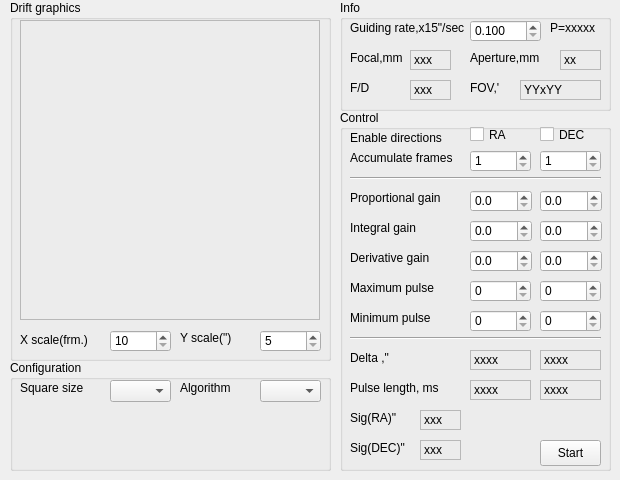
Above: kstars/ekos/guide/guider.ui from KDE/kstars before the change. Below: the same form after it.
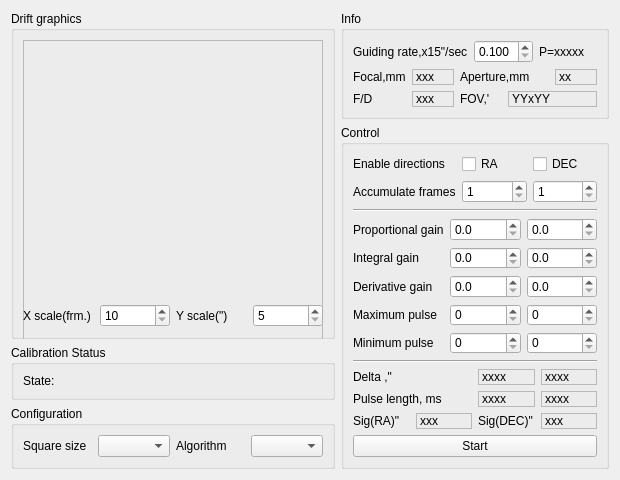
That is the form after the change.

Commit message: Significant improvements to the auto focuser algorithm to use a combination of V curve calculations in addition to iterative steps to reach optimal focus. This was tested in many different configurations with my RoboFocus and QSI CCD with very good results.

Patch:
```diff
--- a/kstars/ekos/guide/guider.ui
+++ b/kstars/ekos/guide/guider.ui
@@ -25,62 +25,35 @@
   <property name="windowTitle">
    <string>Guiding</string>
   </property>
+  <layout class="QHBoxLayout" name="horizontalLayout_8">
+   <item>
+    <layout class="QVBoxLayout" name="verticalLayout_4">
+     <item>
   <widget class="QGroupBox" name="groupBox_Drift">
-   <property name="geometry">
-    <rect>
-     <x>10</x>
-     <y>0</y>
-     <width>321</width>
-     <height>361</height>
-    </rect>
-   </property>
    <property name="title">
     <string>Drift graphics</string>
    </property>
-   <widget class="QSpinBox" name="spinBox_XScale">
-    <property name="geometry">
-     <rect>
-      <x>100</x>
-      <y>330</y>
-      <width>61</width>
-      <height>22</height>
-     </rect>
-    </property>
-    <property name="minimum">
-     <number>10</number>
-    </property>
-   </widget>
-   <widget class="QSpinBox" name="spinBox_YScale">
-    <property name="geometry">
-     <rect>
-      <x>250</x>
-      <y>330</y>
-      <width>61</width>
-      <height>22</height>
-     </rect>
-    </property>
-    <property name="minimum">
-     <number>5</number>
-    </property>
-    <property name="maximum">
-     <number>30</number>
-    </property>
-    <property name="singleStep">
-     <number>5</number>
-    </property>
-    <property name="value">
-     <number>5</number>
-    </property>
-   </widget>
+       <layout class="QVBoxLayout" name="verticalLayout_3">
+        <item>
+         <widget class="QFrame" name="frame_Graph">
+          <property name="minimumSize">
+           <size>
+            <width>300</width>
+            <height>300</height>
+           </size>
+          </property>
+          <property name="frameShape">
+           <enum>QFrame::StyledPanel</enum>
+          </property>
+          <property name="frameShadow">
+           <enum>QFrame::Raised</enum>
+          </property>
+         </widget>
+        </item>
+        <item>
+         <layout class="QHBoxLayout" name="horizontalLayout_7">
+          <item>
    <widget class="QLabel" name="l_1">
-    <property name="geometry">
-     <rect>
-      <x>10</x>
-      <y>330</y>
-      <width>81</width>
-      <height>20</height>
-     </rect>
-    </property>
     <property name="text">
      <string>X scale(frm.)</string>
     </property>
@@ -88,57 +61,108 @@
      <number>0</number>
     </property>
    </widget>
+          </item>
+          <item>
+           <widget class="QSpinBox" name="spinBox_XScale">
+            <property name="minimum">
+             <number>10</number>
+            </property>
+           </widget>
+          </item>
+          <item>
    <widget class="QLabel" name="l_2">
-    <property name="geometry">
-     <rect>
-      <x>170</x>
-      <y>330</y>
-      <width>61</width>
-      <height>16</height>
-     </rect>
-    </property>
     <property name="text">
      <string>Y scale(&quot;)</string>
     </property>
    </widget>
-   <widget class="QFrame" name="frame_Graph">
-    <property name="geometry">
-     <rect>
-      <x>10</x>
-      <y>20</y>
-      <width>300</width>
-      <height>300</height>
-     </rect>
-    </property>
-    <property name="frameShape">
-     <enum>QFrame::StyledPanel</enum>
-    </property>
-    <property name="frameShadow">
-     <enum>QFrame::Raised</enum>
-    </property>
-   </widget>
-  </widget>
+          </item>
+          <item>
+           <widget class="QSpinBox" name="spinBox_YScale">
+            <property name="minimum">
+             <number>5</number>
+            </property>
+            <property name="maximum">
+             <number>30</number>
+            </property>
+            <property name="singleStep">
+             <number>5</number>
+            </property>
+            <property name="value">
+             <number>5</number>
+            </property>
+           </widget>
+          </item>
+         </layout>
+        </item>
+       </layout>
+      </widget>
+     </item>
+     <item>
+      <widget class="QGroupBox" name="groupBox_4">
+       <property name="title">
+        <string>Calibration Status</string>
+       </property>
+       <layout class="QVBoxLayout" name="verticalLayout_6">
+        <item>
+         <widget class="QLabel" name="l_RStatus">
+          <property name="text">
+           <string>State:</string>
+          </property>
+         </widget>
+        </item>
+       </layout>
+      </widget>
+     </item>
+     <item>
+      <widget class="QGroupBox" name="groupBox_Configuration">
+       <property name="title">
+        <string>Configuration</string>
+       </property>
+       <layout class="QHBoxLayout" name="horizontalLayout_6">
+        <item>
+         <widget class="QLabel" name="l_18">
+          <property name="text">
+           <string>Square size</string>
+          </property>
+         </widget>
+        </item>
+        <item>
+         <widget class="QComboBox" name="comboBox_SquareSize"/>
+        </item>
+        <item>
+         <widget class="QLabel" name="l_19">
+          <property name="text">
+           <string>Algorithm</string>
+          </property>
+         </widget>
+        </item>
+        <item>
+         <widget class="QComboBox" name="comboBox_ThresholdAlg"/>
+        </item>
+       </layout>
+      </widget>
+     </item>
+    </layout>
+   </item>
+   <item>
+    <layout class="QVBoxLayout" name="verticalLayout_5">
+     <item>
   <widget class="QGroupBox" name="groupBox_Info">
-   <property name="geometry">
-    <rect>
-     <x>340</x>
-     <y>0</y>
-     <width>271</width>
-     <height>111</height>
-    </rect>
-   </property>
    <property name="title">
     <string>Info</string>
    </property>
+       <layout class="QVBoxLayout" name="verticalLayout">
+        <item>
+         <layout class="QHBoxLayout" name="horizontalLayout_5">
+          <item>
+           <widget class="QLabel" name="l_3">
+            <property name="text">
+             <string>Guiding rate,x15&quot;/sec</string>
+            </property>
+           </widget>
+          </item>
+          <item>
    <widget class="QDoubleSpinBox" name="spinBox_GuideRate">
-    <property name="geometry">
-     <rect>
-      <x>130</x>
-      <y>20</y>
-      <width>71</width>
-      <height>22</height>
-     </rect>
-    </property>
     <property name="decimals">
      <number>3</number>
     </property>
@@ -152,501 +176,324 @@
      <double>0.100000000000000</double>
     </property>
    </widget>
-   <widget class="QLabel" name="l_Focal">
-    <property name="geometry">
-     <rect>
-      <x>70</x>
-      <y>50</y>
-      <width>41</width>
-      <height>20</height>
-     </rect>
-    </property>
-    <property name="frameShape">
-     <enum>QFrame::StyledPanel</enum>
-    </property>
-    <property name="frameShadow">
-     <enum>QFrame::Sunken</enum>
-    </property>
+          </item>
+          <item>
+           <widget class="QLabel" name="l_RecommendedGain">
     <property name="text">
-     <string>xxx</string>
-    </property>
-    <property name="scaledContents">
-     <bool>false</bool>
-    </property>
-    <property name="alignment">
-     <set>Qt::AlignLeading|Qt::AlignLeft|Qt::AlignVCenter</set>
-    </property>
-   </widget>
-   <widget class="QLabel" name="l_Aperture">
-    <property name="geometry">
-     <rect>
-      <x>220</x>
-      <y>50</y>
-      <width>41</width>
-      <height>20</height>
-     </rect>
-    </property>
-    <property name="frameShape">
-     <enum>QFrame::StyledPanel</enum>
-    </property>
-    <property name="frameShadow">
-     <enum>QFrame::Sunken</enum>
-    </property>
-    <property name="text">
-     <string>xx</string>
-    </property>
-    <property name="alignment">
-     <set>Qt::AlignLeading|Qt::AlignLeft|Qt::AlignVCenter</set>
-    </property>
-   </widget>
-   <widget class="QLabel" name="l_FbyD">
-    <property name="geometry">
-     <rect>
-      <x>70</x>
-      <y>80</y>
-      <width>41</width>
-      <height>20</height>
-     </rect>
-    </property>
-    <property name="frameShape">
-     <enum>QFrame::StyledPanel</enum>
-    </property>
-    <property name="frameShadow">
-     <enum>QFrame::Sunken</enum>
-    </property>
-    <property name="text">
-     <string>xxx</string>
-    </property>
-    <property name="alignment">
-     <set>Qt::AlignLeading|Qt::AlignLeft|Qt::AlignVCenter</set>
-    </property>
-   </widget>
-   <widget class="QLabel" name="l_FOV">
-    <property name="geometry">
-     <rect>
-      <x>180</x>
-      <y>80</y>
-      <width>81</width>
-      <height>20</height>
-     </rect>
-    </property>
-    <property name="frameShape">
-     <enum>QFrame::StyledPanel</enum>
-    </property>
-    <property name="frameShadow">
-     <enum>QFrame::Sunken</enum>
-    </property>
-    <property name="text">
-     <string>YYxYY</string>
-    </property>
-    <property name="alignment">
-     <set>Qt::AlignLeading|Qt::AlignLeft|Qt::AlignVCenter</set>
-    </property>
-   </widget>
-   <widget class="QLabel" name="l_3">
-    <property name="geometry">
-     <rect>
-      <x>10</x>
-      <y>20</y>
-      <width>121</width>
-      <height>16</height>
-     </rect>
-    </property>
-    <property name="text">
-     <string>Guiding rate,x15&quot;/sec</string>
-    </property>
-   </widget>
+             <string>P=xxxxx</string>
+            </property>
+           </widget>
+          </item>
+         </layout>
+        </item>
+        <item>
+         <layout class="QGridLayout" name="gridLayout_4">
+          <item row="0" column="0">
    <widget class="QLabel" name="l_5">
-    <property name="geometry">
-     <rect>
-      <x>10</x>
-      <y>50</y>
-      <width>54</width>
-      <height>16</height>
-     </rect>
-    </property>
     <property name="text">
      <string>Focal,mm</string>
     </property>
    </widget>
+          </item>
+          <item row="0" column="1">
+           <widget class="QLabel" name="l_Focal">
+            <property name="frameShape">
+             <enum>QFrame::StyledPanel</enum>
+            </property>
+            <property name="frameShadow">
+             <enum>QFrame::Sunken</enum>
+            </property>
+            <property name="text">
+             <string>xxx</string>
+            </property>
+            <property name="scaledContents">
+             <bool>false</bool>
+            </property>
+            <property name="alignment">
+             <set>Qt::AlignLeading|Qt::AlignLeft|Qt::AlignVCenter</set>
+            </property>
+           </widget>
+          </item>
+          <item row="0" column="2" colspan="2">
    <widget class="QLabel" name="l_6">
-    <property name="geometry">
-     <rect>
-      <x>130</x>
-      <y>50</y>
-      <width>81</width>
-      <height>16</height>
-     </rect>
-    </property>
     <property name="text">
      <string>Aperture,mm</string>
     </property>
    </widget>
+          </item>
+          <item row="0" column="4">
+           <widget class="QLabel" name="l_Aperture">
+            <property name="frameShape">
+             <enum>QFrame::StyledPanel</enum>
+            </property>
+            <property name="frameShadow">
+             <enum>QFrame::Sunken</enum>
+            </property>
+            <property name="text">
+             <string>xx</string>
+            </property>
+            <property name="alignment">
+             <set>Qt::AlignLeading|Qt::AlignLeft|Qt::AlignVCenter</set>
+            </property>
+           </widget>
+          </item>
+          <item row="1" column="0">
    <widget class="QLabel" name="l_7">
-    <property name="geometry">
-     <rect>
-      <x>10</x>
-      <y>80</y>
-      <width>31</width>
-      <height>16</height>
-     </rect>
-    </property>
     <property name="text">
      <string>F/D</string>
     </property>
    </widget>
+          </item>
+          <item row="1" column="1">
+           <widget class="QLabel" name="l_FbyD">
+            <property name="frameShape">
+             <enum>QFrame::StyledPanel</enum>
+            </property>
+            <property name="frameShadow">
+             <enum>QFrame::Sunken</enum>
+            </property>
+            <property name="text">
+             <string>xxx</string>
+            </property>
+            <property name="alignment">
+             <set>Qt::AlignLeading|Qt::AlignLeft|Qt::AlignVCenter</set>
+            </property>
+           </widget>
+          </item>
+          <item row="1" column="2">
    <widget class="QLabel" name="l_8">
-    <property name="geometry">
-     <rect>
-      <x>130</x>
-      <y>80</y>
-      <width>41</width>
-      <height>16</height>
-     </rect>
-    </property>
     <property name="text">
      <string>FOV,'</string>
     </property>
    </widget>
-   <widget class="QLabel" name="l_RecommendedGain">
-    <property name="geometry">
-     <rect>
-      <x>210</x>
-      <y>20</y>
-      <width>50</width>
-      <height>16</height>
-     </rect>
+          </item>
+          <item row="1" column="3" colspan="2">
+           <widget class="QLabel" name="l_FOV">
+            <property name="frameShape">
+             <enum>QFrame::StyledPanel</enum>
+            </property>
+            <property name="frameShadow">
+             <enum>QFrame::Sunken</enum>
     </property>
     <property name="text">
-     <string>P=xxxxx</string>
-    </property>
-   </widget>
-  </widget>
+             <string>YYxYY</string>
+            </property>
+            <property name="alignment">
+             <set>Qt::AlignLeading|Qt::AlignLeft|Qt::AlignVCenter</set>
+            </property>
+           </widget>
+          </item>
+         </layout>
+        </item>
+       </layout>
+      </widget>
+     </item>
+     <item>
   <widget class="QGroupBox" name="groupBox_Control">
-   <property name="geometry">
-    <rect>
-     <x>340</x>
-     <y>110</y>
-     <width>271</width>
-     <height>361</height>
-    </rect>
-   </property>
    <property name="title">
     <string>Control</string>
    </property>
-   <widget class="QSpinBox" name="spinBox_AccFramesRA">
-    <property name="geometry">
-     <rect>
-      <x>130</x>
-      <y>40</y>
-      <width>61</width>
-      <height>22</height>
-     </rect>
-    </property>
-    <property name="minimum">
-     <number>1</number>
-    </property>
-   </widget>
-   <widget class="QSpinBox" name="spinBox_AccFramesDEC">
-    <property name="geometry">
-     <rect>
-      <x>200</x>
-      <y>40</y>
-      <width>61</width>
-      <height>22</height>
-     </rect>
-    </property>
-    <property name="minimum">
-     <number>1</number>
-    </property>
-   </widget>
+       <layout class="QVBoxLayout" name="verticalLayout_2">
+        <item>
+         <layout class="QGridLayout" name="gridLayout_3">
+          <item row="0" column="0">
+           <widget class="QLabel" name="l_9">
+            <property name="text">
+             <string>Enable directions</string>
+            </property>
+           </widget>
+          </item>
+          <item row="0" column="1">
    <widget class="QCheckBox" name="checkBox_DirRA">
-    <property name="geometry">
-     <rect>
-      <x>130</x>
-      <y>14</y>
-      <width>66</width>
-      <height>21</height>
-     </rect>
-    </property>
     <property name="text">
      <string>RA</string>
     </property>
    </widget>
+          </item>
+          <item row="0" column="2">
    <widget class="QCheckBox" name="checkBox_DirDEC">
-    <property name="geometry">
-     <rect>
-      <x>200</x>
-      <y>14</y>
-      <width>61</width>
-      <height>21</height>
-     </rect>
-    </property>
     <property name="text">
      <string>DEC</string>
     </property>
    </widget>
-   <widget class="Line" name="line">
-    <property name="geometry">
-     <rect>
-      <x>10</x>
-      <y>60</y>
-      <width>251</width>
-      <height>16</height>
-     </rect>
-    </property>
-    <property name="orientation">
-     <enum>Qt::Horizontal</enum>
-    </property>
-   </widget>
-   <widget class="QDoubleSpinBox" name="spinBox_PropGainRA">
-    <property name="geometry">
-     <rect>
-      <x>130</x>
-      <y>80</y>
-      <width>62</width>
-      <height>22</height>
-     </rect>
-    </property>
-    <property name="decimals">
-     <number>1</number>
-    </property>
-    <property name="maximum">
-     <double>1000.000000000000000</double>
-    </property>
-   </widget>
-   <widget class="QDoubleSpinBox" name="spinBox_PropGainDEC">
-    <property name="geometry">
-     <rect>
-      <x>200</x>
-      <y>80</y>
-      <width>62</width>
-      <height>22</height>
-     </rect>
-    </property>
-    <property name="decimals">
-     <number>1</number>
-    </property>
-    <property name="maximum">
-     <double>1000.000000000000000</double>
-    </property>
-   </widget>
-   <widget class="QDoubleSpinBox" name="spinBox_IntGainRA">
-    <property name="geometry">
-     <rect>
-      <x>130</x>
-      <y>110</y>
-      <width>62</width>
-      <height>22</height>
-     </rect>
-    </property>
-    <property name="decimals">
-     <number>1</number>
-    </property>
-    <property name="maximum">
-     <double>1000.000000000000000</double>
-    </property>
-   </widget>
-   <widget class="QDoubleSpinBox" name="spinBox_IntGainDEC">
-    <property name="geometry">
-     <rect>
-      <x>200</x>
-      <y>110</y>
-      <width>62</width>
-      <height>22</height>
-     </rect>
-    </property>
-    <property name="decimals">
-     <number>1</number>
-    </property>
-    <property name="maximum">
-     <double>1000.000000000000000</double>
-    </property>
-   </widget>
-   <widget class="QDoubleSpinBox" name="spinBox_DerGainRA">
-    <property name="geometry">
-     <rect>
-      <x>130</x>
-      <y>140</y>
-      <width>62</width>
-      <height>22</height>
-     </rect>
-    </property>
-    <property name="decimals">
-     <number>1</number>
-    </property>
-    <property name="maximum">
-     <double>1000.000000000000000</double>
-    </property>
-   </widget>
-   <widget class="QDoubleSpinBox" name="spinBox_DerGainDEC">
-    <property name="geometry">
-     <rect>
-      <x>200</x>
-      <y>140</y>
-      <width>62</width>
-      <height>22</height>
-     </rect>
-    </property>
-    <property name="decimals">
-     <number>1</number>
-    </property>
-    <property name="maximum">
-     <double>1000.000000000000000</double>
-    </property>
-   </widget>
-   <widget class="Line" name="line_2">
-    <property name="geometry">
-     <rect>
-      <x>10</x>
-      <y>220</y>
-      <width>251</width>
-      <height>16</height>
-     </rect>
-    </property>
-    <property name="orientation">
-     <enum>Qt::Horizontal</enum>
-    </property>
-   </widget>
-   <widget class="QPushButton" name="pushButton_StartStop">
-    <property name="geometry">
-     <rect>
-      <x>200</x>
-      <y>330</y>
-      <width>61</width>
-      <height>26</height>
-     </rect>
-    </property>
-    <property name="text">
-     <string>Start</string>
-    </property>
-   </widget>
-   <widget class="QLabel" name="l_9">
-    <property name="geometry">
-     <rect>
-      <x>10</x>
-      <y>20</y>
-      <width>111</width>
-      <height>16</height>
-     </rect>
-    </property>
-    <property name="text">
-     <string>Enable directions</string>
-    </property>
-   </widget>
+          </item>
+          <item row="1" column="0">
    <widget class="QLabel" name="l_10">
-    <property name="geometry">
-     <rect>
-      <x>10</x>
-      <y>40</y>
-      <width>121</width>
-      <height>16</height>
-     </rect>
-    </property>
     <property name="text">
      <string>Accumulate frames</string>
     </property>
    </widget>
+          </item>
+          <item row="1" column="1">
+           <widget class="QSpinBox" name="spinBox_AccFramesRA">
+            <property name="minimum">
+             <number>1</number>
+            </property>
+           </widget>
+          </item>
+          <item row="1" column="2">
+           <widget class="QSpinBox" name="spinBox_AccFramesDEC">
+            <property name="minimum">
+             <number>1</number>
+            </property>
+           </widget>
+          </item>
+         </layout>
+        </item>
+        <item>
+         <widget class="Line" name="line">
+          <property name="orientation">
+           <enum>Qt::Horizontal</enum>
+          </property>
+         </widget>
+        </item>
+        <item>
+         <layout class="QGridLayout" name="gridLayout_2">
+          <item row="0" column="0">
    <widget class="QLabel" name="l_11">
-    <property name="geometry">
-     <rect>
-      <x>10</x>
-      <y>80</y>
-      <width>111</width>
-      <height>16</height>
-     </rect>
-    </property>
     <property name="text">
      <string>Proportional gain</string>
     </property>
    </widget>
+          </item>
+          <item row="0" column="1">
+           <widget class="QDoubleSpinBox" name="spinBox_PropGainRA">
+            <property name="decimals">
+             <number>1</number>
+            </property>
+            <property name="maximum">
+             <double>1000.000000000000000</double>
+            </property>
+           </widget>
+          </item>
+          <item row="0" column="2">
+           <widget class="QDoubleSpinBox" name="spinBox_PropGainDEC">
+            <property name="decimals">
+             <number>1</number>
+            </property>
+            <property name="maximum">
+             <double>1000.000000000000000</double>
+            </property>
+           </widget>
+          </item>
+          <item row="1" column="0">
    <widget class="QLabel" name="l_12">
-    <property name="geometry">
-     <rect>
-      <x>10</x>
-      <y>110</y>
-      <width>111</width>
-      <height>16</height>
-     </rect>
-    </property>
     <property name="text">
      <string>Integral gain</string>
     </property>
    </widget>
+          </item>
+          <item row="1" column="1">
+           <widget class="QDoubleSpinBox" name="spinBox_IntGainRA">
+            <property name="decimals">
+             <number>1</number>
+            </property>
+            <property name="maximum">
+             <double>1000.000000000000000</double>
+            </property>
+           </widget>
+          </item>
+          <item row="1" column="2">
+           <widget class="QDoubleSpinBox" name="spinBox_IntGainDEC">
+            <property name="decimals">
+             <number>1</number>
+            </property>
+            <property name="maximum">
+             <double>1000.000000000000000</double>
+            </property>
+           </widget>
+          </item>
+          <item row="2" column="0">
    <widget class="QLabel" name="l_13">
-    <property name="geometry">
-     <rect>
-      <x>10</x>
-      <y>140</y>
-      <width>111</width>
-      <height>16</height>
-     </rect>
-    </property>
     <property name="text">
      <string>Derivative gain</string>
     </property>
    </widget>
+          </item>
+          <item row="2" column="1">
+           <widget class="QDoubleSpinBox" name="spinBox_DerGainRA">
+            <property name="decimals">
+             <number>1</number>
+            </property>
+            <property name="maximum">
+             <double>1000.000000000000000</double>
+            </property>
+           </widget>
+          </item>
+          <item row="2" column="2">
+           <widget class="QDoubleSpinBox" name="spinBox_DerGainDEC">
+            <property name="decimals">
+             <number>1</number>
+            </property>
+            <property name="maximum">
+             <double>1000.000000000000000</double>
+            </property>
+           </widget>
+          </item>
+          <item row="3" column="0">
    <widget class="QLabel" name="l_14">
-    <property name="geometry">
-     <rect>
-      <x>10</x>
-      <y>170</y>
-      <width>111</width>
-      <height>16</height>
-     </rect>
-    </property>
     <property name="text">
      <string>Maximum pulse</string>
     </property>
    </widget>
+          </item>
+          <item row="3" column="1">
+           <widget class="QSpinBox" name="spinBox_MaxPulseRA">
+            <property name="maximum">
+             <number>9999</number>
+            </property>
+           </widget>
+          </item>
+          <item row="3" column="2">
+           <widget class="QSpinBox" name="spinBox_MaxPulseDEC">
+            <property name="maximum">
+             <number>9999</number>
+            </property>
+           </widget>
+          </item>
+          <item row="4" column="0">
    <widget class="QLabel" name="l_15">
-    <property name="geometry">
-     <rect>
-      <x>10</x>
-      <y>200</y>
-      <width>111</width>
-      <height>16</height>
-     </rect>
-    </property>
     <property name="text">
      <string>Minimum pulse</string>
     </property>
    </widget>
+          </item>
+          <item row="4" column="1">
+           <widget class="QSpinBox" name="spinBox_MinPulseRA">
+            <property name="maximum">
+             <number>9999</number>
+            </property>
+           </widget>
+          </item>
+          <item row="4" column="2">
+           <widget class="QSpinBox" name="spinBox_MinPulseDEC">
+            <property name="maximum">
+             <number>9999</number>
+            </property>
+           </widget>
+          </item>
+         </layout>
+        </item>
+        <item>
+         <widget class="Line" name="line_2">
+          <property name="orientation">
+           <enum>Qt::Horizontal</enum>
+          </property>
+         </widget>
+        </item>
+        <item>
+         <layout class="QGridLayout" name="gridLayout">
+          <item row="0" column="0">
    <widget class="QLabel" name="l_16">
-    <property name="geometry">
-     <rect>
-      <x>10</x>
-      <y>240</y>
-      <width>61</width>
-      <height>16</height>
-     </rect>
-    </property>
     <property name="text">
      <string>Delta ,&quot;</string>
     </property>
    </widget>
-   <widget class="QLabel" name="l_17">
-    <property name="geometry">
-     <rect>
-      <x>10</x>
-      <y>270</y>
-      <width>101</width>
-      <height>16</height>
-     </rect>
-    </property>
-    <property name="text">
-     <string>Pulse length, ms</string>
-    </property>
-   </widget>
+          </item>
+          <item row="0" column="1">
+           <layout class="QHBoxLayout" name="horizontalLayout_3">
+            <item>
    <widget class="QLabel" name="l_DeltaRA">
-    <property name="geometry">
-     <rect>
-      <x>130</x>
-      <y>240</y>
-      <width>61</width>
-      <height>20</height>
-     </rect>
-    </property>
     <property name="frameShape">
      <enum>QFrame::StyledPanel</enum>
     </property>
@@ -660,15 +507,9 @@
      <set>Qt::AlignLeading|Qt::AlignLeft|Qt::AlignVCenter</set>
     </property>
    </widget>
+            </item>
+            <item>
    <widget class="QLabel" name="l_DeltaDEC">
-    <property name="geometry">
-     <rect>
-      <x>200</x>
-      <y>240</y>
-      <width>61</width>
-      <height>20</height>
-     </rect>
-    </property>
     <property name="frameShape">
      <enum>QFrame::StyledPanel</enum>
     </property>
@@ -682,15 +523,20 @@
      <set>Qt::AlignLeading|Qt::AlignLeft|Qt::AlignVCenter</set>
     </property>
    </widget>
+            </item>
+           </layout>
+          </item>
+          <item row="1" column="0">
+           <widget class="QLabel" name="l_17">
+            <property name="text">
+             <string>Pulse length, ms</string>
+            </property>
+           </widget>
+          </item>
+          <item row="1" column="1">
+           <layout class="QHBoxLayout" name="horizontalLayout_4">
+            <item>
    <widget class="QLabel" name="l_PulseRA">
-    <property name="geometry">
-     <rect>
-      <x>130</x>
-      <y>270</y>
-      <width>61</width>
-      <height>20</height>
-     </rect>
-    </property>
     <property name="frameShape">
      <enum>QFrame::StyledPanel</enum>
     </property>
@@ -704,15 +550,9 @@
      <set>Qt::AlignLeading|Qt::AlignLeft|Qt::AlignVCenter</set>
     </property>
    </widget>
+            </item>
+            <item>
    <widget class="QLabel" name="l_PulseDEC">
-    <property name="geometry">
-     <rect>
-      <x>200</x>
-      <y>270</y>
-      <width>61</width>
-      <height>20</height>
-     </rect>
-    </property>
     <property name="frameShape">
      <enum>QFrame::StyledPanel</enum>
     </property>
@@ -726,118 +566,50 @@
      <set>Qt::AlignLeading|Qt::AlignLeft|Qt::AlignVCenter</set>
     </property>
    </widget>
-   <widget class="QSpinBox" name="spinBox_MaxPulseRA">
-    <property name="geometry">
-     <rect>
-      <x>130</x>
-      <y>170</y>
-      <width>61</width>
-      <height>22</height>
-     </rect>
-    </property>
-    <property name="maximum">
-     <number>9999</number>
-    </property>
-   </widget>
-   <widget class="QSpinBox" name="spinBox_MaxPulseDEC">
-    <property name="geometry">
-     <rect>
-      <x>200</x>
-      <y>170</y>
-      <width>61</width>
-      <height>22</height>
-     </rect>
-    </property>
-    <property name="maximum">
-     <number>9999</number>
-    </property>
-   </widget>
-   <widget class="QSpinBox" name="spinBox_MinPulseRA">
-    <property name="geometry">
-     <rect>
-      <x>130</x>
-      <y>200</y>
-      <width>61</width>
-      <height>22</height>
-     </rect>
-    </property>
-    <property name="maximum">
-     <number>9999</number>
-    </property>
-   </widget>
-   <widget class="QSpinBox" name="spinBox_MinPulseDEC">
-    <property name="geometry">
-     <rect>
-      <x>200</x>
-      <y>200</y>
-      <width>61</width>
-      <height>22</height>
-     </rect>
-    </property>
-    <property name="maximum">
-     <number>9999</number>
-    </property>
-   </widget>
-   <widget class="QLabel" name="l_ErrRA">
-    <property name="geometry">
-     <rect>
-      <x>80</x>
-      <y>300</y>
-      <width>41</width>
-      <height>20</height>
-     </rect>
-    </property>
-    <property name="frameShape">
-     <enum>QFrame::StyledPanel</enum>
-    </property>
-    <property name="frameShadow">
-     <enum>QFrame::Sunken</enum>
-    </property>
-    <property name="text">
-     <string>xxx</string>
-    </property>
-    <property name="scaledContents">
-     <bool>false</bool>
-    </property>
-    <property name="alignment">
-     <set>Qt::AlignLeading|Qt::AlignLeft|Qt::AlignVCenter</set>
-    </property>
-   </widget>
+            </item>
+           </layout>
+          </item>
+          <item row="2" column="0">
+           <layout class="QHBoxLayout" name="horizontalLayout">
+            <item>
    <widget class="QLabel" name="l_20">
-    <property name="geometry">
-     <rect>
-      <x>10</x>
-      <y>300</y>
-      <width>61</width>
-      <height>16</height>
-     </rect>
-    </property>
     <property name="text">
      <string>Sig(RA)&quot;</string>
     </property>
    </widget>
+            </item>
+            <item>
+             <widget class="QLabel" name="l_ErrRA">
+              <property name="frameShape">
+               <enum>QFrame::StyledPanel</enum>
+              </property>
+              <property name="frameShadow">
+               <enum>QFrame::Sunken</enum>
+              </property>
+              <property name="text">
+               <string>xxx</string>
+              </property>
+              <property name="scaledContents">
+               <bool>false</bool>
+              </property>
+              <property name="alignment">
+               <set>Qt::AlignLeading|Qt::AlignLeft|Qt::AlignVCenter</set>
+              </property>
+             </widget>
+            </item>
+           </layout>
+          </item>
+          <item row="2" column="1">
+           <layout class="QHBoxLayout" name="horizontalLayout_2">
+            <item>
    <widget class="QLabel" name="l_21">
-    <property name="geometry">
-     <rect>
-      <x>10</x>
-      <y>330</y>
-      <width>61</width>
-      <height>16</height>
-     </rect>
-    </property>
     <property name="text">
      <string>Sig(DEC)&quot;</string>
     </property>
    </widget>
+            </item>
+            <item>
    <widget class="QLabel" name="l_ErrDEC">
-    <property name="geometry">
-     <rect>
-      <x>80</x>
-      <y>330</y>
-      <width>41</width>
-      <height>20</height>
-     </rect>
-    </property>
     <property name="frameShape">
      <enum>QFrame::StyledPanel</enum>
     </property>
@@ -854,66 +626,24 @@
      <set>Qt::AlignLeading|Qt::AlignLeft|Qt::AlignVCenter</set>
     </property>
    </widget>
-  </widget>
-  <widget class="QGroupBox" name="groupBox_Configuration">
-   <property name="geometry">
-    <rect>
-     <x>10</x>
-     <y>360</y>
-     <width>321</width>
-     <height>111</height>
-    </rect>
-   </property>
-   <property name="title">
-    <string>Configuration</string>
-   </property>
-   <widget class="QComboBox" name="comboBox_SquareSize">
-    <property name="geometry">
-     <rect>
-      <x>100</x>
-      <y>20</y>
-      <width>61</width>
-      <height>22</height>
-     </rect>
-    </property>
-   </widget>
-   <widget class="QLabel" name="l_18">
-    <property name="geometry">
-     <rect>
-      <x>10</x>
-      <y>20</y>
-      <width>81</width>
-      <height>16</height>
-     </rect>
-    </property>
+            </item>
+           </layout>
+          </item>
+         </layout>
+        </item>
+        <item>
+         <widget class="QPushButton" name="pushButton_StartStop">
     <property name="text">
-     <string>Square size</string>
-    </property>
-   </widget>
-   <widget class="QComboBox" name="comboBox_ThresholdAlg">
-    <property name="geometry">
-     <rect>
-      <x>250</x>
-      <y>20</y>
-      <width>61</width>
-      <height>22</height>
-     </rect>
-    </property>
-   </widget>
-   <widget class="QLabel" name="l_19">
-    <property name="geometry">
-     <rect>
-      <x>170</x>
-      <y>20</y>
-      <width>71</width>
-      <height>16</height>
-     </rect>
-    </property>
-    <property name="text">
-     <string>Algorithm</string>
-    </property>
-   </widget>
-  </widget>
+           <string>Start</string>
+          </property>
+         </widget>
+        </item>
+       </layout>
+      </widget>
+     </item>
+    </layout>
+   </item>
+  </layout>
  </widget>
  <tabstops>
   <tabstop>spinBox_XScale</tabstop>
```
Lines whose indentation alone changed are shown as unchanged. The commit also changes 21 other files.
